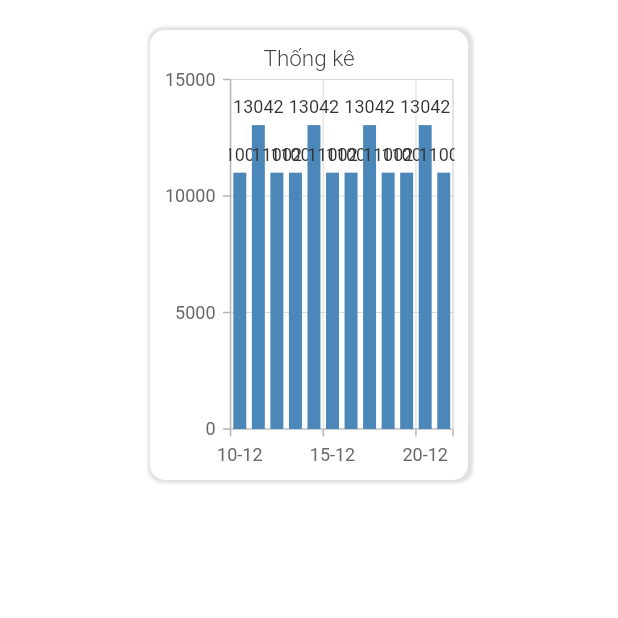
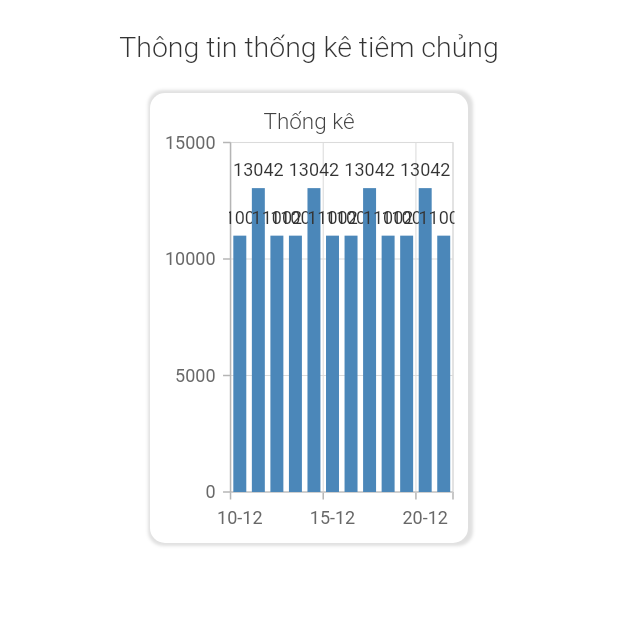
Before and after one commit to damtien444/dang-ky-tiem-chung, a Flutter app: the InjectionStatisticView screen opened directly, on a phone screen of 412 x 824 dp, the top half of it. Run offline on Flutter 3.47's test engine with Material 2 defaults, Android fonts, the light colour scheme and no system bars; our stand-ins replace auto_size_text, flutter_form_builder, form_builder_validators, get, syncfusion_flutter_charts; missing offline and left inert: syncfusion_flutter_maps; network calls fail; Roboto replaces fonts that are missing (hiragino-kaku-gothic-pro, impact).

Commit message:
fix fill color map and display UI

```diff
--- a/vaccine_for_the_people/lib/app/modules/injection_statistic/view/injection_statistic_view.dart
+++ b/vaccine_for_the_people/lib/app/modules/injection_statistic/view/injection_statistic_view.dart
@@ -11,9 +11,11 @@ class InjectionStatisticView extends GetView<InjectionStatisticController> {
     return SafeArea(
       child: Scaffold(
         body: Column(
-          children: [
+          children:[
+            const SizedBox(height: 20,),
+            Center(child: const Text("Thông tin thống kê tiêm chủng",style: TextStyle(fontSize: 19,fontFamily: "impact"),)),
             Padding(
-              padding: const EdgeInsets.symmetric(vertical:20,horizontal: 100),
+              padding: EdgeInsets.symmetric(vertical:20,horizontal: 100),
               child: ChartStatistic(),
             ),
           ],
```
Also changed, not shown: vaccine_for_the_people/lib/app/modules/home/view/home_view.dart (+9 -8 lines), vaccine_for_the_people/assets/vietnam3.json.
